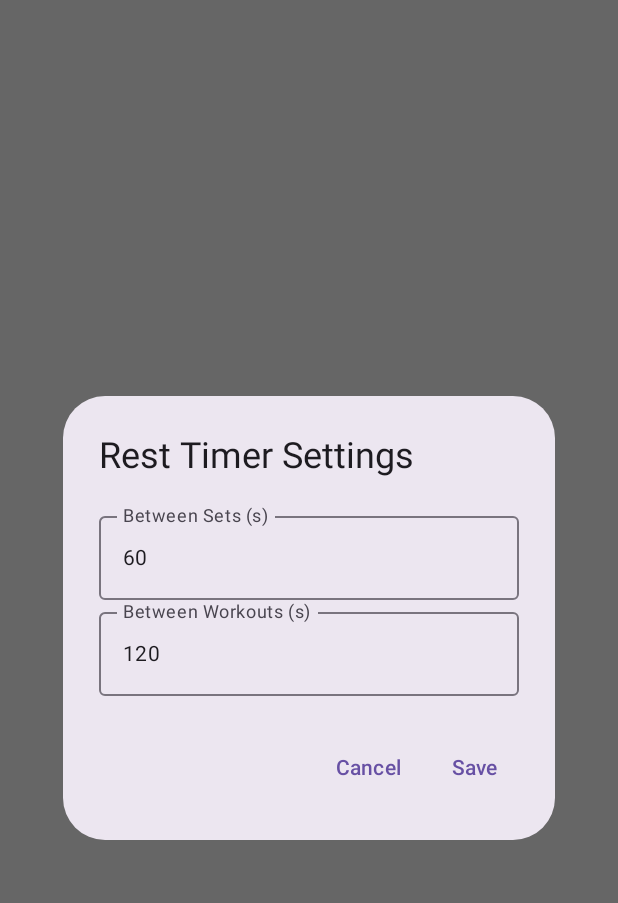
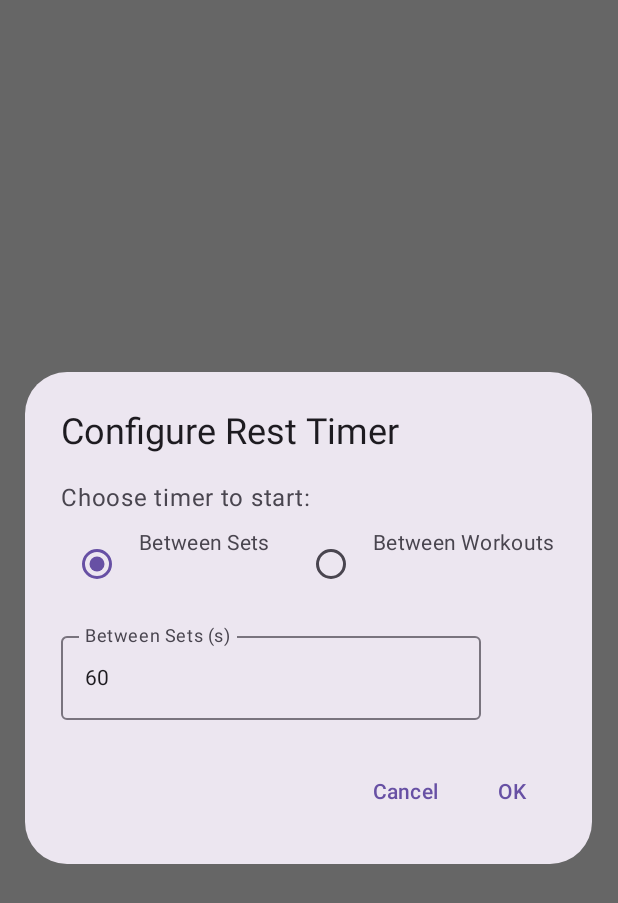
Before and after one commit to Re7enton/Re7enton_Simple_Workout_App, an Android app built with Jetpack Compose: the @Preview function RestTimerDialogPreview, on a phone screen of 412 x 824 dp. Shown: the top 903 px of the screen. Run offline under Robolectric (Android 15) with nearby library versions, the phone set to English and light mode, and no system bars; our stand-ins replace Timber.

```diff
--- a/app/src/main/java/com/example/re7entonsimpleworkoutapp/ui/components/RestTimerDialog.kt
+++ b/app/src/main/java/com/example/re7entonsimpleworkoutapp/ui/components/RestTimerDialog.kt
@@ -1,8 +1,16 @@
 package com.example.re7entonsimpleworkoutapp.ui.components
 
 import androidx.compose.foundation.layout.Column
+import androidx.compose.foundation.layout.Row
+import androidx.compose.foundation.layout.Spacer
+import androidx.compose.foundation.layout.height
+import androidx.compose.foundation.layout.padding
+import androidx.compose.foundation.layout.width
+import androidx.compose.foundation.text.KeyboardOptions
 import androidx.compose.material3.AlertDialog
+import androidx.compose.material3.MaterialTheme
 import androidx.compose.material3.OutlinedTextField
+import androidx.compose.material3.RadioButton
 import androidx.compose.material3.Text
 import androidx.compose.material3.TextButton
 import androidx.compose.runtime.Composable
@@ -10,72 +18,101 @@ import androidx.compose.runtime.getValue
 import androidx.compose.runtime.mutableStateOf
 import androidx.compose.runtime.remember
 import androidx.compose.runtime.setValue
+import androidx.compose.ui.Modifier
+import androidx.compose.ui.text.input.KeyboardType
 import androidx.compose.ui.tooling.preview.Preview
+import androidx.compose.ui.unit.dp
 import androidx.compose.ui.window.DialogProperties
 import timber.log.Timber
 
+
 /**
- * Dialog to configure rest times.
- * - [defaultSet], [defaultWorkout]: initial values in seconds.
- * - [onSave]: returns two Ints when “Save” is clicked.
+ * Dialog for editing both rest‑between‑sets and rest‑between‑workouts,
+ * and choosing which one to use on “Start.”
  */
 @Composable
 fun RestTimerDialog(
     defaultSet: Int,
     defaultWorkout: Int,
-    onSave: (setSecs: Int, workoutSecs: Int) -> Unit,
+    useWorkoutTimer: Boolean,   // current choice from ViewModel
+    onSave: (setSecs: Int, workoutSecs: Int, useWorkout: Boolean) -> Unit,
     onDismiss: () -> Unit
 ) {
-    // Local text state for the two inputs
-    var setTime by remember { mutableStateOf(defaultSet.toString()) }
-    var workoutTime by remember { mutableStateOf(defaultWorkout.toString()) }
+    // 1) Initialize local state from passed‑in values
+    var selectedOption by remember { mutableStateOf(if (useWorkoutTimer) "Workouts" else "Sets") }
+    var setTimeText by remember { mutableStateOf(defaultSet.toString()) }
+    var workoutTimeText by remember { mutableStateOf(defaultWorkout.toString()) }
 
     AlertDialog(
         onDismissRequest = {
-            Timber.d("RestTimerDialog dismissed by outside tap")
+            Timber.d("Timer settings dismissed")
             onDismiss()
         },
-        title = { Text("Rest Timer Settings") },
+        title = { Text("Configure Rest Timer") },
         text = {
             Column {
+                // Choice between the two timers
+                Text("Choose timer to start:", style = MaterialTheme.typography.bodyLarge)
+                Row(Modifier.padding(vertical = 8.dp)) {
+                    RadioButton(
+                        selected = selectedOption == "Sets",
+                        onClick = { selectedOption = "Sets" }
+                    )
+                    Text("Between Sets", Modifier.padding(start = 4.dp))
+                    Spacer(Modifier.width(16.dp))
+                    RadioButton(
+                        selected = selectedOption == "Workouts",
+                        onClick = { selectedOption = "Workouts" }
+                    )
+                    Text("Between Workouts", Modifier.padding(start = 4.dp))
+                }
+
+                Spacer(Modifier.height(8.dp))
+
+                // Editable field for whichever timer is selected
+                if (selectedOption == "Sets") {
                     OutlinedTextField(
-                    value = setTime,
-                    onValueChange = { new ->
-                        // Only digits allowed
-                        setTime = new.filter { it.isDigit() }
+                        value = setTimeText,
+                        onValueChange = { input ->
+                            setTimeText = input.filter { it.isDigit() }
                         },
                         label = { Text("Between Sets (s)") },
-                    singleLine = true
+                        singleLine = true,
+                        keyboardOptions = KeyboardOptions(keyboardType = KeyboardType.Number)
                     )
+                } else {
                     OutlinedTextField(
-                    value = workoutTime,
-                    onValueChange = { new ->
-                        workoutTime = new.filter { it.isDigit() }
+                        value = workoutTimeText,
+                        onValueChange = { input ->
+                            workoutTimeText = input.filter { it.isDigit() }
                         },
                         label = { Text("Between Workouts (s)") },
-                    singleLine = true
+                        singleLine = true,
+                        keyboardOptions = KeyboardOptions(keyboardType = KeyboardType.Number)
                     )
+                }
             }
         },
         confirmButton = {
             TextButton(onClick = {
-                val s = setTime.toIntOrNull() ?: defaultSet
-                val w = workoutTime.toIntOrNull() ?: defaultWorkout
-                Timber.d("RestTimerDialog saving: $s s / $w s")
-                onSave(s, w)
+                // Parse values, with safe fallback
+                val s = setTimeText.toIntOrNull() ?: defaultSet
+                val w = workoutTimeText.toIntOrNull() ?: defaultWorkout
+                val choice = (selectedOption == "Workouts")
+                Timber.d("Saving timer: Sets=$s, Workouts=$w, useWorkout=$choice")
+                onSave(s, w, choice)
             }) {
-                Text("Save")
+                Text("OK")
             }
         },
         dismissButton = {
             TextButton(onClick = {
-                Timber.d("RestTimerDialog Cancel clicked")
+                Timber.d("Timer settings cancelled")
                 onDismiss()
             }) {
                 Text("Cancel")
             }
-        },
-        properties = DialogProperties()
+        }
     )
 }
 
@@ -85,7 +122,8 @@ fun RestTimerDialogPreview() {
     RestTimerDialog(
         defaultSet = 60,
         defaultWorkout = 120,
-        onSave = { _, _ -> },
+        useWorkoutTimer = false,
+        onSave = { _, _, _ -> },
         onDismiss = {}
     )
 }
```
Also changed, not shown: app/src/main/java/com/example/re7entonsimpleworkoutapp/ui/screens/MainScreen.kt (+98 -65 lines), app/src/main/java/com/example/re7entonsimpleworkoutapp/viewmodel/WorkoutViewModel.kt (+84 -68 lines). Lines whose indentation alone changed are shown as unchanged.
